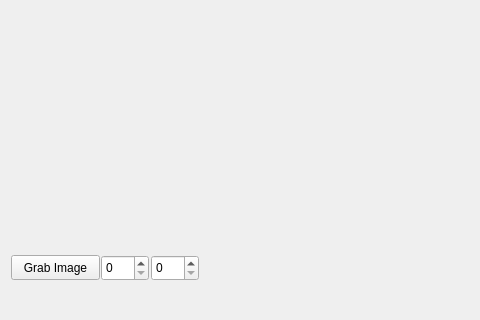
First picture: the form in src/SLStudio.ui, repository ethz-asl/slstudio, before the edit; both pictures show x 0 to 480 and y 224 to 544 of the 828 by 544 pixel window.
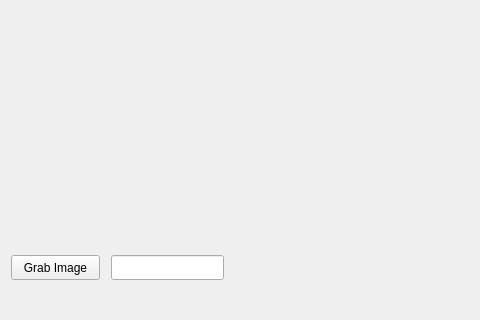
Second picture: the form after the edit. Custom widgets are drawn as their Qt base class.

```diff
--- a/src/SLStudio.ui
+++ b/src/SLStudio.ui
@@ -48,30 +48,14 @@
         <string>Grab Image</string>
        </property>
       </widget>
-      <widget class="QSpinBox" name="pattern_num_spin">
+      <widget class="QLineEdit" name="lineEdit">
        <property name="geometry">
         <rect>
-         <x>90</x>
+         <x>100</x>
          <y>420</y>
-         <width>48</width>
-         <height>26</height>
+         <width>113</width>
+         <height>25</height>
         </rect>
-       </property>
-       <property name="maximum">
-        <number>1</number>
-       </property>
-      </widget>
-      <widget class="QSpinBox" name="frame_num_spin">
-       <property name="geometry">
-        <rect>
-         <x>140</x>
-         <y>420</y>
-         <width>48</width>
-         <height>26</height>
-        </rect>
-       </property>
-       <property name="maximum">
-        <number>7</number>
        </property>
       </widget>
      </widget>
```
